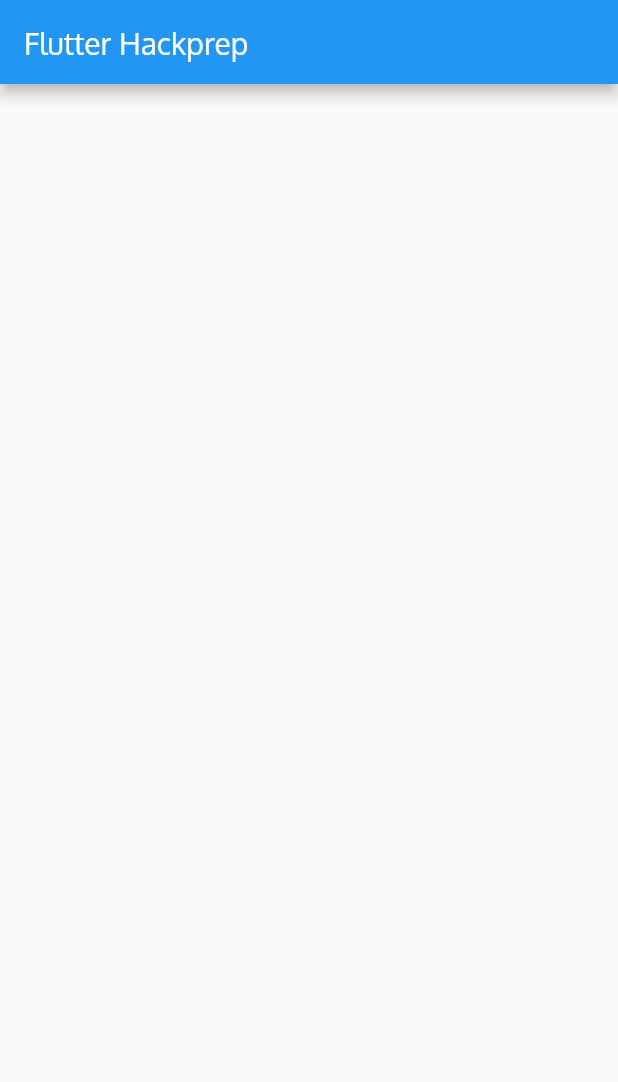
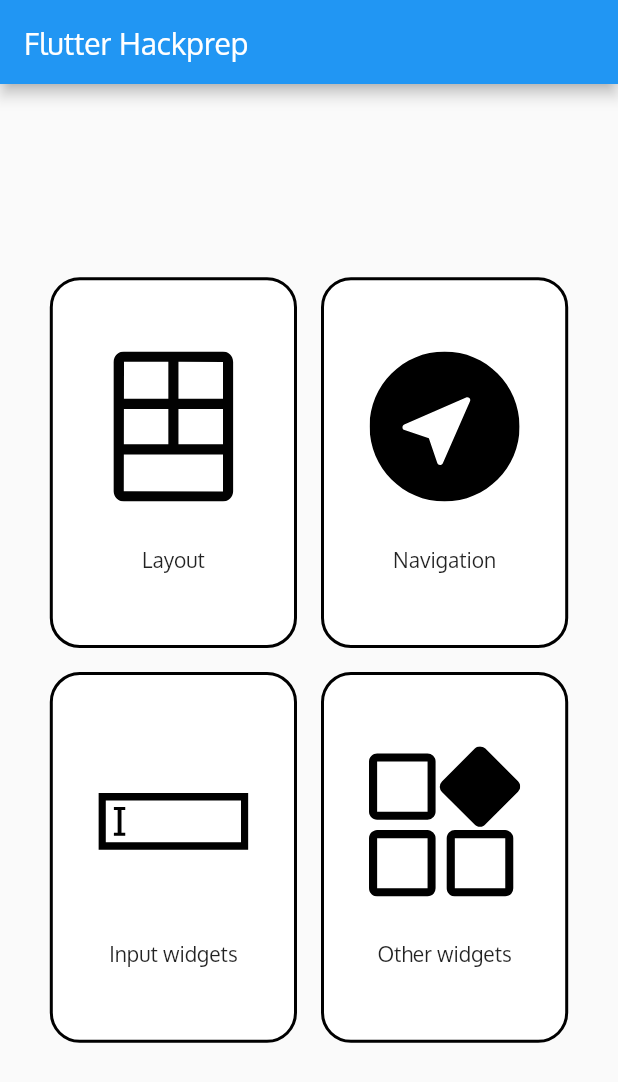
Before and after one commit to AdithyaSanyal/HackPrep-Flutter, a Flutter app: the screen it shows after launch, on a phone screen of 412 x 824 dp. Shown: the top 1082 px of the screen. Run offline on Flutter 3.47's test engine with Material 2 defaults, Android fonts, the phone set to English and light mode, and no system bars; our stand-ins replace flutter_svg.

Commit message:
Home Page

```diff
--- a/lib/home.dart
+++ b/lib/home.dart
@@ -1,6 +1,7 @@
 // ignore_for_file: prefer_const_constructors
 
 import 'package:flutter/material.dart';
+import 'package:flutter_svg/flutter_svg.dart';
 
 class MyHomePage extends StatefulWidget {
   const MyHomePage({Key? key}) : super(key: key);
@@ -16,6 +17,126 @@ class _MyHomePageState extends State<MyHomePage> {
       appBar: AppBar(
         title: Text('Flutter Hackprep'),
       ),
+      body: Padding(
+        padding: const EdgeInsets.all(8.0),
+        child: Column(
+          mainAxisAlignment: MainAxisAlignment.center,
+          children: [
+            Row(
+              mainAxisAlignment: MainAxisAlignment.center,
+              children: const [
+                HomeCard(
+                    pic: 'assets/layout.svg',
+                    title: 'Layout',
+                    route: '/layout'),
+                HomeCard(
+                  pic: 'assets/navigation.svg',
+                  title: 'Navigation',
+                  route: '/navigation',
+                ),
+                // Padding(
+                //   padding: const EdgeInsets.all(8.0),
+                //   child: Container(
+                //     color: Colors.red,
+                //     height: 200,
+                //     width: 200,
+                //     child: Column(
+                //       children: [
+                //         SvgPicture.asset('assets/layout.svg', height: 100),
+                //       ],
+                //     ),
+                //   ),
+                // ),
+              ],
+            ),
+            Row(
+              mainAxisAlignment: MainAxisAlignment.center,
+              children: const [
+                HomeCard(
+                  pic: 'assets/input.svg',
+                  title: 'Input widgets',
+                  route: '/input',
+                ),
+                HomeCard(
+                  pic: 'assets/widget.svg',
+                  title: 'Other widgets',
+                  route: '/basic',
+                ),
+                // Padding(
+                //   padding: const EdgeInsets.all(8.0),
+                //   child: Container(
+                //     color: Colors.yellow,
+                //     height: 200,
+                //     width: 200,
+                //     child: Column(
+                //       children: [
+                //         SvgPicture.asset('assets/input.svg', height: 100),
+                //       ],
+                //     ),
+                //   ),
+                // ),
+                // Padding(
+                //   padding: const EdgeInsets.all(8.0),
+                //   child: Container(
+                //     color: Colors.blue,
+                //     height: 200,
+                //     width: 200,
+                //     child: Column(
+                //       children: [
+                //         SvgPicture.asset('assets/widget.svg', height: 100),
+                //       ],
+                //     ),
+                //   ),
+                // ),
+              ],
+            ),
+          ],
+        ),
+      ),
     );
   }
 }
+
+
+class HomeCard extends StatefulWidget {
+  final String pic;
+  final String title;
+  final String route;
+  const HomeCard(
+      {Key? key, required this.pic, required this.title, required this.route})
+      : super(key: key);
+
+  @override
+  State<HomeCard> createState() => _HomeCardState();
+}
+
+class _HomeCardState extends State<HomeCard> {
+  @override
+  Widget build(BuildContext context) {
+    return Padding(
+      padding: const EdgeInsets.all(8.0),
+      child: GestureDetector(
+        onTap: () {
+          Navigator.of(context).pushNamed(widget.route);
+        },
+        child: Container(
+          decoration: BoxDecoration(
+            border: Border.all(color: Colors.black, width: 2),
+            color: Colors.white,
+            borderRadius: BorderRadius.circular(20),
+          ),
+          height: MediaQuery.of(context).size.height * 0.3,
+          width: MediaQuery.of(context).size.width * 0.4,
+          child: Column(
+            mainAxisAlignment: MainAxisAlignment.center,
+            children: [
+              SvgPicture.asset(widget.pic, height: 100),
+              const SizedBox(height: 30),
+              Text(widget.title)
+            ],
+          ),
+        ),
+      ),
+    );
+  }
+}
```
